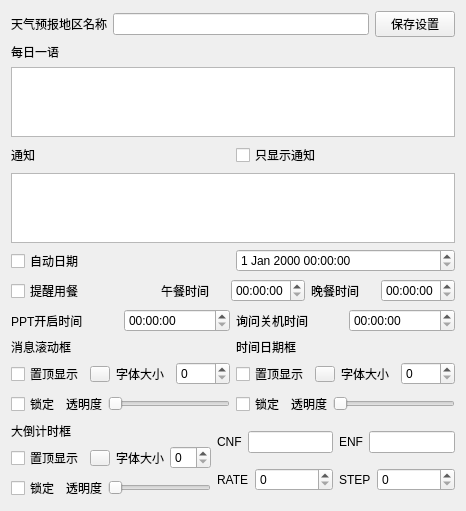
Before: the Qt Designer form settingUI.ui in Tao68a660f3/ClassAssistant, drawn with Qt 5.
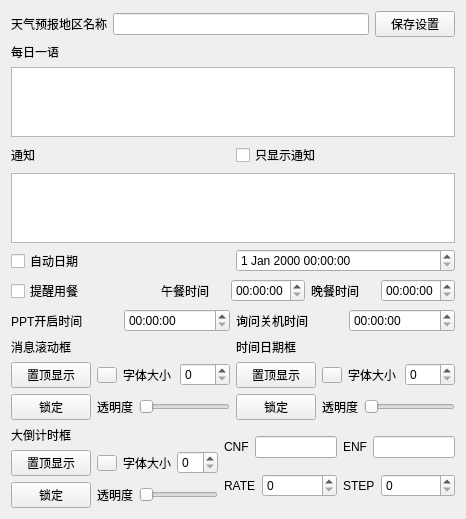
After: the same form once the commit is applied.

Patch:
```diff
--- a/settingUI.ui
+++ b/settingUI.ui
@@ -179,7 +179,7 @@
          <item>
           <layout class="QHBoxLayout" name="horizontalLayout">
            <item>
-            <widget class="QCheckBox" name="mTopMost">
+            <widget class="QPushButton" name="mTopMost">
              <property name="text">
               <string>置顶显示</string>
              </property>
@@ -213,7 +213,7 @@
          <item>
           <layout class="QHBoxLayout" name="horizontalLayout_2">
            <item>
-            <widget class="QCheckBox" name="mLock">
+            <widget class="QPushButton" name="mLock">
              <property name="text">
               <string>锁定</string>
              </property>
@@ -253,7 +253,7 @@
          <item>
           <layout class="QHBoxLayout" name="horizontalLayout_3">
            <item>
-            <widget class="QCheckBox" name="sTopMost">
+            <widget class="QPushButton" name="sTopMost_2">
              <property name="text">
               <string>置顶显示</string>
              </property>
@@ -287,7 +287,7 @@
          <item>
           <layout class="QHBoxLayout" name="horizontalLayout_4">
            <item>
-            <widget class="QCheckBox" name="sLock">
+            <widget class="QPushButton" name="sLock_2">
              <property name="text">
               <string>锁定</string>
              </property>
@@ -331,7 +331,7 @@
          <item>
           <layout class="QHBoxLayout" name="horizontalLayout_5">
            <item>
-            <widget class="QCheckBox" name="bTopMost">
+            <widget class="QPushButton" name="bTopMost_2">
              <property name="text">
               <string>置顶显示</string>
              </property>
@@ -365,7 +365,7 @@
          <item>
           <layout class="QHBoxLayout" name="horizontalLayout_6">
            <item>
-            <widget class="QCheckBox" name="bLock">
+            <widget class="QPushButton" name="bLock_2">
              <property name="text">
               <string>锁定</string>
              </property>
```
